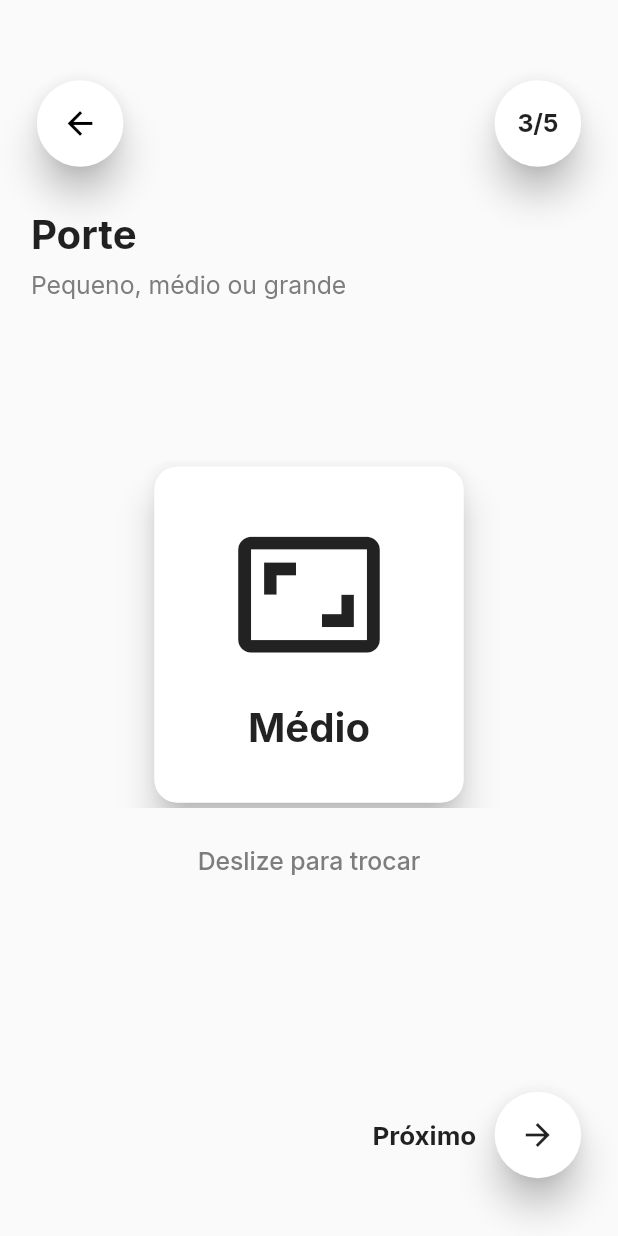
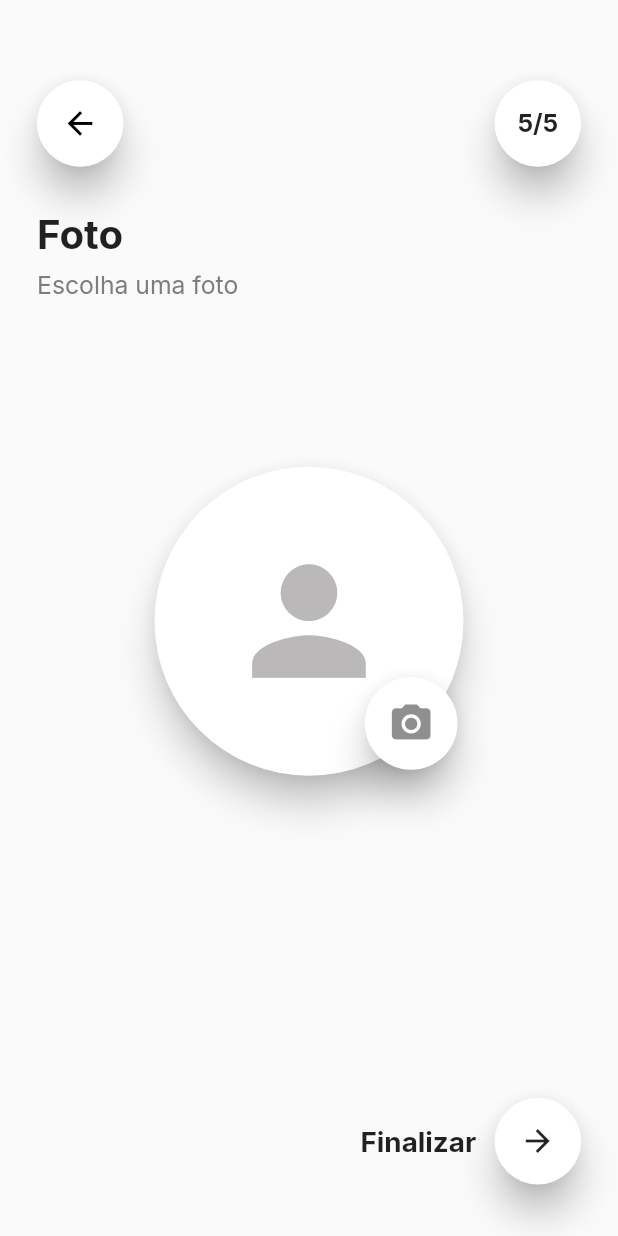
Before and after one commit to GabrielVScalese/Smart-Feed, a Flutter app: the screen it shows after launch, on a phone screen of 412 x 824 dp. Run offline on Flutter 3.47's test engine with Material 2 defaults, Android fonts, the phone set to English and light mode, and no system bars; drawn by our look-alikes of carousel_slider; our stand-ins replace google_fonts.

Commit message:
Finished PhotoAddPet

```diff
--- a/project/lib/app_widget.dart
+++ b/project/lib/app_widget.dart
@@ -1,15 +1,14 @@
 import 'package:flutter/material.dart';
 import 'package:flutter/cupertino.dart';
-import 'package:project/pages/pet/ration_add_pet.dart';
-import 'package:project/pages/pet/size_add_pet.dart';
-import 'package:project/pages/pet/type_add_pet.dart';
+import 'package:project/pages/account/login_page.dart';
+import 'package:project/pages/pet/photo_add_pet.dart';
 
 class AppWidget extends StatelessWidget {
   @override
   Widget build(BuildContext context) {
     return MaterialApp(
       debugShowCheckedModeBanner: false,
-      home: SizeAddPet(),
+      home: PhotoAddPet(),
     );
   }
 }
--- a/project/lib/components/add_pet_structure.dart
+++ b/project/lib/components/add_pet_structure.dart
@@ -4,6 +4,7 @@ import 'package:flutter/material.dart';
 import 'package:google_fonts/google_fonts.dart';
 import 'package:project/components/page_title.dart';
 import 'package:project/components/rectangle_card.dart';
+import 'package:project/components/text_field_container.dart';
 
 import 'circle_card.dart';
 
@@ -14,14 +15,28 @@ class AddPetStructure extends StatelessWidget {
       @required this.title,
       @required this.subTitle,
       @required this.page,
-      @required this.cardSliders})
+      @required this.cardSliders,
+      @required this.child,
+      @required this.buttonText})
       : super(key: key);
 
   final Size size;
-  final List<RectangleCard> cardSliders;
   final String title;
   final String subTitle;
   final int page;
+  final List<RectangleCard> cardSliders;
+  final Widget child;
+  final String buttonText;
+
+  getWidget(size) {
+    if (child == null)
+      return Carousel(
+        size: size,
+        cardSliders: cardSliders,
+      );
+    else
+      return child;
+  }
 
   @override
   Widget build(BuildContext context) {
@@ -29,7 +44,9 @@ class AddPetStructure extends StatelessWidget {
       body: Container(
         height: size.height,
         width: size.width,
-        child: Column(
+        child: Stack(children: [
+          Column(
+            mainAxisSize: MainAxisSize.max,
             crossAxisAlignment: CrossAxisAlignment.start,
             children: [
               SizedBox(height: size.height * 0.06),
@@ -66,7 +83,7 @@ class AddPetStructure extends StatelessWidget {
                 height: size.height * 0.03,
               ),
               Container(
-              margin: EdgeInsets.only(left: size.width * 0.05),
+                margin: EdgeInsets.only(left: size.width * 0.06),
                 child: Column(
                   crossAxisAlignment: CrossAxisAlignment.start,
                   children: [
@@ -84,7 +101,49 @@ class AddPetStructure extends StatelessWidget {
               SizedBox(
                 height: size.height * 0.13,
               ),
-            Column(
+              getWidget(size),
+            ],
+          ),
+          Align(
+            alignment: Alignment(0.92, 0.92),
+            child: Row(
+              mainAxisAlignment: MainAxisAlignment.end,
+              children: [
+                Text(buttonText,
+                    style: GoogleFonts.inter(
+                      fontSize: size.width * 0.045,
+                      fontWeight: FontWeight.bold,
+                    )),
+                SizedBox(width: size.width * 0.02),
+                Container(
+                  margin: EdgeInsets.only(right: size.width * 0.05),
+                  child: CircleCard(
+                    icon: Icon(Icons.arrow_forward),
+                    size: size,
+                  ),
+                ),
+              ],
+            ),
+          ),
+        ]),
+      ),
+    );
+  }
+}
+
+class Carousel extends StatelessWidget {
+  const Carousel({
+    Key key,
+    @required this.size,
+    @required this.cardSliders,
+  }) : super(key: key);
+
+  final Size size;
+  final List<RectangleCard> cardSliders;
+
+  @override
+  Widget build(BuildContext context) {
+    return Column(
       children: [
         Container(
           width: size.width * 1,
@@ -108,31 +167,6 @@ class AddPetStructure extends StatelessWidget {
                 fontWeight: FontWeight.w500,
                 color: Color.fromRGBO(125, 125, 125, 1)))
       ],
-            ),
-            SizedBox(height: size.height * 0.17),
-            Row(
-              mainAxisAlignment: MainAxisAlignment.end,
-              children: [
-                Text('Próximo',
-                    style: GoogleFonts.inter(
-                      fontSize: size.width * 0.042,
-                      fontWeight: FontWeight.bold,
-                    )),
-                SizedBox(width: size.width * 0.02),
-                Align(
-                    alignment: Alignment.bottomRight,
-                    child: Container(
-                      margin: EdgeInsets.only(right: size.width * 0.05),
-                      child: CircleCard(
-                        icon: Icon(Icons.arrow_forward),
-                        size: size,
-                      ),
-                    )),
-              ],
-            )
-          ],
-        ),
-      ),
     );
   }
 }
--- /dev/null
+++ b/project/lib/pages/pet/photo_add_pet.dart
@@ -0,0 +1,68 @@
+import 'package:flutter/cupertino.dart';
+import 'package:flutter/material.dart';
+import 'package:project/components/add_pet_structure.dart';
+
+class PhotoAddPet extends StatefulWidget {
+  @override
+  _PhotoAddPetState createState() => _PhotoAddPetState();
+}
+
+class _PhotoAddPetState extends State<PhotoAddPet> {
+  @override
+  Widget build(BuildContext context) {
+    var size = MediaQuery.of(context).size;
+
+    return AddPetStructure(
+      size: size,
+      title: 'Foto',
+      subTitle: 'Escolha uma foto',
+      page: 5,
+      cardSliders: null,
+      child: Stack(
+        children: [
+          Align(
+            child: Card(
+              elevation: 10,
+              shape: RoundedRectangleBorder(
+                borderRadius: BorderRadius.circular(150),
+              ),
+              child: Container(
+                  child: Stack(
+                    children: [
+                      Align(
+                        child: Icon(Icons.person,
+                            size: (size.width * 0.5) * 0.55,
+                            color: Color.fromRGBO(186, 184, 184, 1)),
+                      ),
+                      Align(
+                        alignment: Alignment.bottomRight,
+                        child: Card(
+                          elevation: 10,
+                          shape: RoundedRectangleBorder(
+                            borderRadius: BorderRadius.circular(150),
+                          ),
+                          child: Container(
+                              child: Icon(Icons.photo_camera,
+                                  size: (size.width * 0.15) * 0.5,
+                                  color: Color.fromRGBO(144, 143, 143, 1)),
+                              width: size.width * 0.15,
+                              height: size.width * 0.15,
+                              decoration:
+                                  BoxDecoration(shape: BoxShape.circle)),
+                        ),
+                      )
+                    ],
+                  ),
+                  width: size.width * 0.5,
+                  height: size.width * 0.5,
+                  decoration: BoxDecoration(
+                    shape: BoxShape.circle,
+                  )),
+            ),
+          )
+        ],
+      ),
+      buttonText: 'Finalizar',
+    );
+  }
+}
--- a/project/lib/pages/pet/type_add_pet.dart
+++ b/project/lib/pages/pet/type_add_pet.dart
@@ -30,9 +30,11 @@ class _TypeAddPetState extends State<TypeAddPet> {
     return AddPetStructure(
       size: size,
       title: 'Novo Pet',
-      subTitle: 'Cão ou gato',
+      subTitle: 'Cão ou gato.',
       page: 1,
       cardSliders: cardSliders,
+      child: null,
+      buttonText: 'Próximo',
     );
   }
 }
```
Also changed, not shown: project/lib/pages/pet/name_add_pet.dart (added, +48 -0 lines), project/lib/pages/pet/ration_add_pet.dart (+8 -5 lines), project/lib/pages/pet/size_add_pet.dart (+8 -5 lines). Lines whose indentation alone changed are shown as unchanged.
